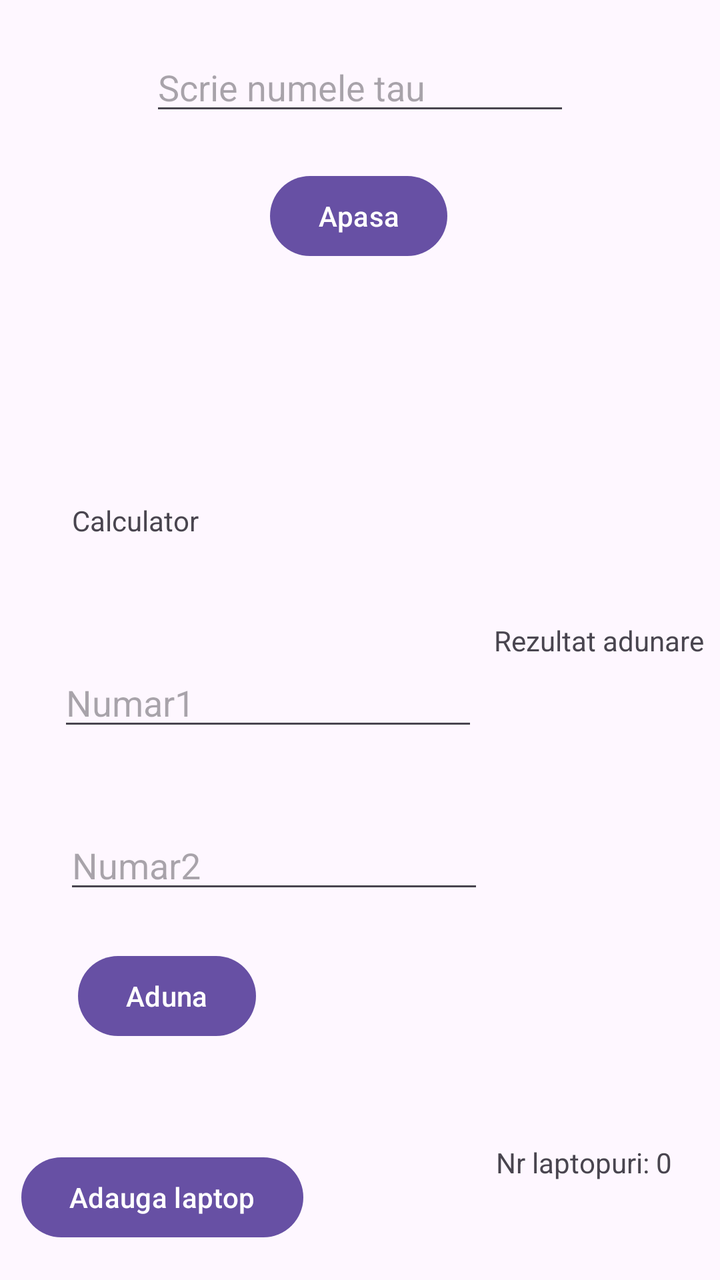
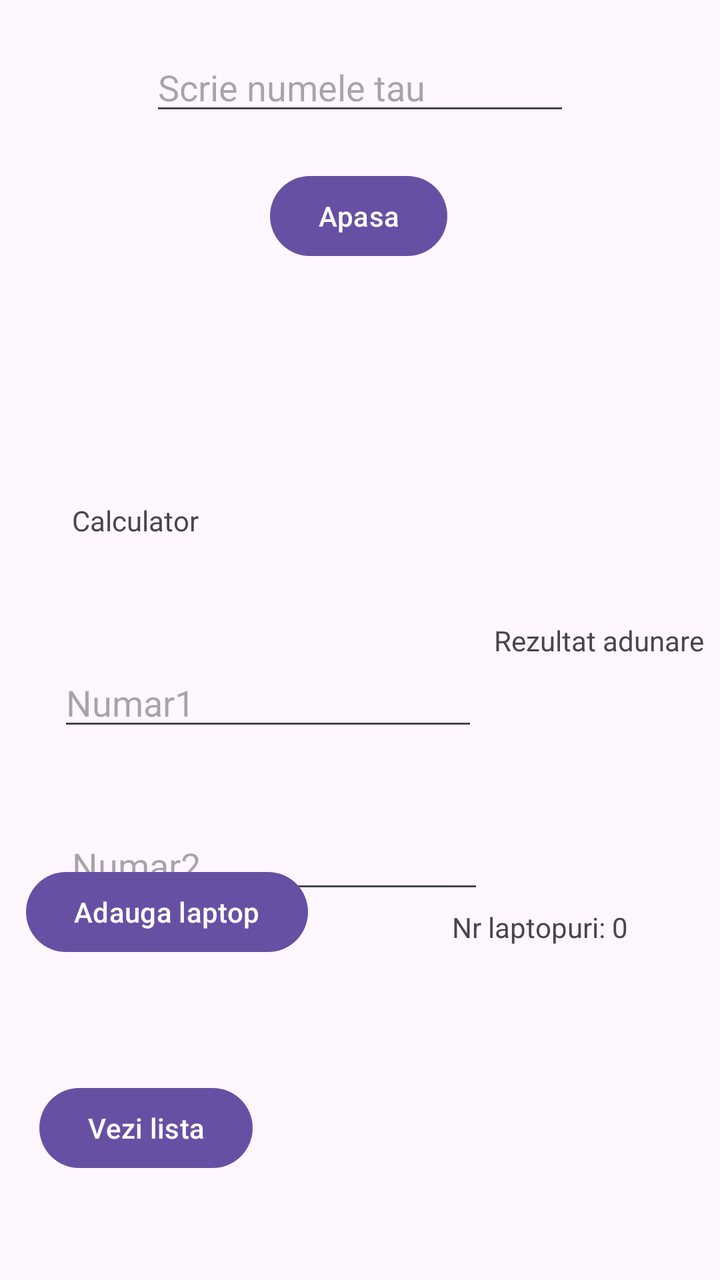

An Android layout rendered at two revisions. The XML below is the earlier revision; the diff shows what the commit changed to produce the second picture.
<!-- AndroidManifest.xml: application theme Theme.Lupu_Alexandra_Elena_ActivitateDAM2026 -->
<!-- res/layout/activity_main.xml -->
<?xml version="1.0" encoding="utf-8"?>
<androidx.constraintlayout.widget.ConstraintLayout xmlns:android="http://schemas.android.com/apk/res/android"
    xmlns:app="http://schemas.android.com/apk/res-auto"
    xmlns:tools="http://schemas.android.com/tools"
    android:id="@+id/tv_activ3"
    android:layout_width="match_parent"
    android:layout_height="match_parent"
    tools:context=".MainActivity">

    <Button
        android:id="@+id/btn_apasa"
        android:layout_width="wrap_content"
        android:layout_height="wrap_content"
        android:layout_marginBottom="508dp"
        android:text="@string/apasa"
        app:layout_constraintBottom_toBottomOf="parent"
        app:layout_constraintEnd_toEndOf="parent"
        app:layout_constraintHorizontal_bias="0.498"
        app:layout_constraintStart_toStartOf="parent" />

    <EditText
        android:id="@+id/et_nume"
        android:layout_width="wrap_content"
        android:layout_height="wrap_content"
        android:ems="10"
        android:hint="@string/numele_tau"
        android:inputType="text"
        app:layout_constraintBottom_toTopOf="@+id/btn_apasa"
        app:layout_constraintEnd_toEndOf="parent"
        app:layout_constraintStart_toStartOf="parent"
        app:layout_constraintTop_toTopOf="parent" />

    <EditText
        android:id="@+id/et_nr1"
        android:layout_width="wrap_content"
        android:layout_height="wrap_content"
        android:layout_marginTop="329dp"
        android:ems="10"
        android:hint="Numar1"
        android:inputType="number"
        app:layout_constraintEnd_toEndOf="parent"
        app:layout_constraintHorizontal_bias="0.194"
        app:layout_constraintStart_toStartOf="parent"
        app:layout_constraintTop_toTopOf="parent" />

    <TextView
        android:id="@+id/tv_calculator"
        android:layout_width="wrap_content"
        android:layout_height="wrap_content"
        android:text="Calculator"
        app:layout_constraintBottom_toTopOf="@+id/et_nr1"
        app:layout_constraintEnd_toEndOf="parent"
        app:layout_constraintHorizontal_bias="0.121"
        app:layout_constraintStart_toStartOf="parent"
        app:layout_constraintTop_toBottomOf="@+id/btn_apasa"
        app:layout_constraintVertical_bias="0.666" />

    <EditText
        android:id="@+id/et_nr2"
        android:layout_width="wrap_content"
        android:layout_height="wrap_content"
        android:layout_marginTop="40dp"
        android:ems="10"
        android:hint="Numar2"
        android:inputType="number"
        app:layout_constraintEnd_toEndOf="parent"
        app:layout_constraintHorizontal_bias="0.213"
        app:layout_constraintStart_toStartOf="parent"
        app:layout_constraintTop_toBottomOf="@+id/et_nr1" />

    <Button
        android:id="@+id/btn_aduna"
        android:layout_width="wrap_content"
        android:layout_height="wrap_content"
        android:layout_marginStart="39dp"
        android:layout_marginBottom="4dp"
        android:text="Aduna"
        app:layout_constraintBottom_toBottomOf="parent"
        app:layout_constraintStart_toStartOf="parent"
        app:layout_constraintTop_toBottomOf="@+id/et_nr2"
        app:layout_constraintVertical_bias="0.163" />

    <TextView
        android:id="@+id/tv_rezultat"
        android:layout_width="wrap_content"
        android:layout_height="wrap_content"
        android:text="Rezultat adunare"
        app:layout_constraintBottom_toBottomOf="parent"
        app:layout_constraintEnd_toEndOf="parent"
        app:layout_constraintStart_toEndOf="@+id/et_nr1"
        app:layout_constraintTop_toTopOf="parent" />

    <Button
        android:id="@+id/btn_adaugalaptop"
        android:layout_width="wrap_content"
        android:layout_height="wrap_content"
        android:layout_marginTop="48dp"
        android:text="Adauga laptop"
        app:layout_constraintBottom_toBottomOf="parent"
        app:layout_constraintEnd_toEndOf="parent"
        app:layout_constraintHorizontal_bias="0.049"
        app:layout_constraintStart_toStartOf="parent"
        app:layout_constraintTop_toBottomOf="@+id/btn_aduna"
        app:layout_constraintVertical_bias="0.206" />

    <TextView
        android:id="@+id/tv_afisare_nrlaptop"
        android:layout_width="wrap_content"
        android:layout_height="wrap_content"
        android:layout_marginStart="72dp"
        android:text="Nr laptopuri: 0"
        app:layout_constraintBottom_toBottomOf="parent"
        app:layout_constraintEnd_toEndOf="parent"
        app:layout_constraintStart_toEndOf="@+id/btn_adaugalaptop"
        app:layout_constraintTop_toBottomOf="@+id/btn_aduna" />

</androidx.constraintlayout.widget.ConstraintLayout>
<!-- resources referenced by this layout -->
<resources>
  <string name="apasa">Apasa</string>
  <string name="numele_tau">Scrie numele tau</string>
  <style name="Theme.Lupu_Alexandra_Elena_ActivitateDAM2026" parent="Base.Theme.Lupu_Alexandra_Elena_ActivitateDAM2026" />
  <style name="Base.Theme.Lupu_Alexandra_Elena_ActivitateDAM2026" parent="Theme.Material3.DayNight.NoActionBar">
          
          
      </style>
</resources>

<!-- the commit's change to res/layout/activity_main.xml (unified diff, before → after) -->
@@ -2,7 +2,7 @@
 <androidx.constraintlayout.widget.ConstraintLayout xmlns:android="http://schemas.android.com/apk/res/android"
     xmlns:app="http://schemas.android.com/apk/res-auto"
     xmlns:tools="http://schemas.android.com/tools"
-    android:id="@+id/tv_activ3"
+    android:id="@+id/tv_afisare_lista_laptopuri"
     android:layout_width="match_parent"
     android:layout_height="match_parent"
     tools:context=".MainActivity">
@@ -36,7 +36,7 @@
         android:layout_height="wrap_content"
         android:layout_marginTop="329dp"
         android:ems="10"
-        android:hint="Numar1"
+        android:hint="@string/numar1"
         android:inputType="number"
         app:layout_constraintEnd_toEndOf="parent"
         app:layout_constraintHorizontal_bias="0.194"
@@ -72,13 +72,12 @@
         android:id="@+id/btn_aduna"
         android:layout_width="wrap_content"
         android:layout_height="wrap_content"
-        android:layout_marginStart="39dp"
-        android:layout_marginBottom="4dp"
+        android:layout_marginStart="40dp"
         android:text="Aduna"
-        app:layout_constraintBottom_toBottomOf="parent"
+        app:layout_constraintBottom_toTopOf="@+id/btn_adaugalaptop"
         app:layout_constraintStart_toStartOf="parent"
         app:layout_constraintTop_toBottomOf="@+id/et_nr2"
-        app:layout_constraintVertical_bias="0.163" />
+        app:layout_constraintVertical_bias="0.218" />
 
     <TextView
         android:id="@+id/tv_rezultat"
@@ -94,14 +93,12 @@
         android:id="@+id/btn_adaugalaptop"
         android:layout_width="wrap_content"
         android:layout_height="wrap_content"
-        android:layout_marginTop="48dp"
+        android:layout_marginBottom="60dp"
         android:text="Adauga laptop"
-        app:layout_constraintBottom_toBottomOf="parent"
+        app:layout_constraintBottom_toTopOf="@+id/btn_vezi_lista_laptopuri"
         app:layout_constraintEnd_toEndOf="parent"
-        app:layout_constraintHorizontal_bias="0.049"
-        app:layout_constraintStart_toStartOf="parent"
-        app:layout_constraintTop_toBottomOf="@+id/btn_aduna"
-        app:layout_constraintVertical_bias="0.206" />
+        app:layout_constraintHorizontal_bias="0.059"
+        app:layout_constraintStart_toStartOf="parent" />
 
     <TextView
         android:id="@+id/tv_afisare_nrlaptop"
@@ -111,7 +108,20 @@
         android:text="Nr laptopuri: 0"
         app:layout_constraintBottom_toBottomOf="parent"
         app:layout_constraintEnd_toEndOf="parent"
+        app:layout_constraintHorizontal_bias="0.0"
         app:layout_constraintStart_toEndOf="@+id/btn_adaugalaptop"
-        app:layout_constraintTop_toBottomOf="@+id/btn_aduna" />
+        app:layout_constraintTop_toBottomOf="@+id/btn_aduna"
+        app:layout_constraintVertical_bias="0.21" />
+
+    <Button
+        android:id="@+id/btn_vezi_lista_laptopuri"
+        android:layout_width="wrap_content"
+        android:layout_height="wrap_content"
+        android:layout_marginBottom="52dp"
+        android:text="Vezi lista"
+        app:layout_constraintBottom_toBottomOf="parent"
+        app:layout_constraintEnd_toEndOf="parent"
+        app:layout_constraintHorizontal_bias="0.078"
+        app:layout_constraintStart_toStartOf="parent" />
 
 </androidx.constraintlayout.widget.ConstraintLayout>
<!-- resource entries referenced after the edit -->
@@ -1,6 +1,7 @@
 <!-- resources referenced by this layout -->
 <resources>
   <string name="apasa">Apasa</string>
+  <string name="numar1">Numar1</string>
   <string name="numele_tau">Scrie numele tau</string>
   <style name="Theme.Lupu_Alexandra_Elena_ActivitateDAM2026" parent="Base.Theme.Lupu_Alexandra_Elena_ActivitateDAM2026" />
   <style name="Base.Theme.Lupu_Alexandra_Elena_ActivitateDAM2026" parent="Theme.Material3.DayNight.NoActionBar">
